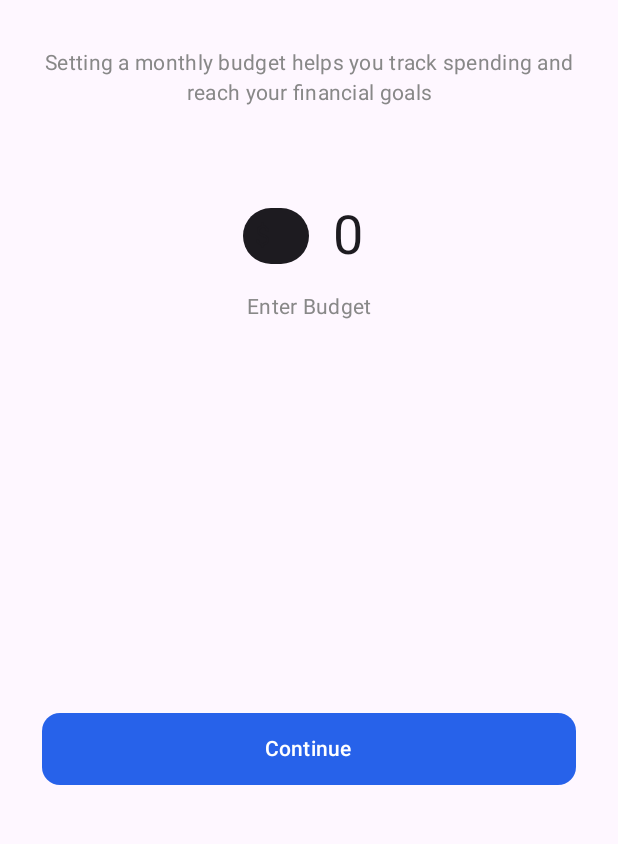
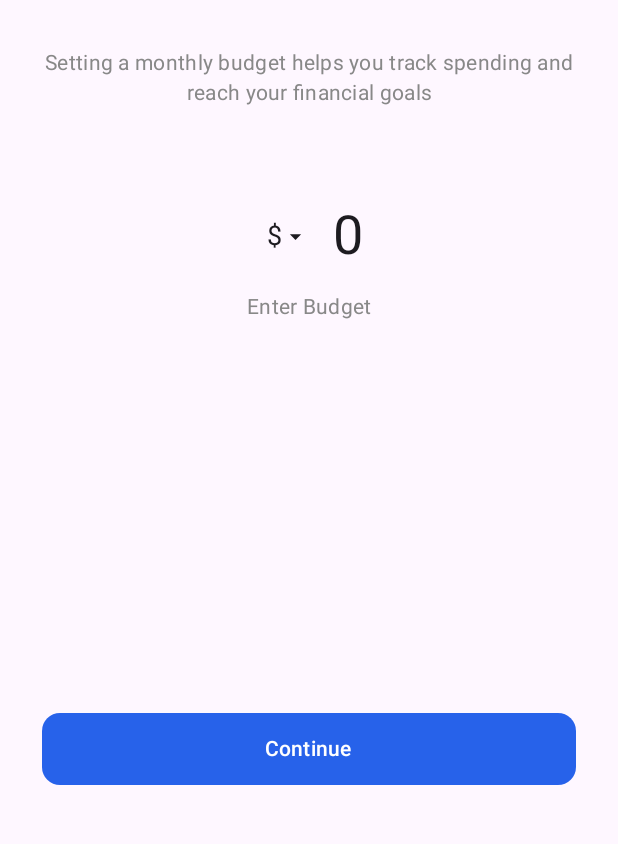
Before and after one commit to lchintha/BudgetIt, an Android app built with Jetpack Compose: the screen it shows after launch (MainActivity), on a phone screen of 412 x 824 dp, the part 373-1217 px from its top. Run offline under Robolectric (Android 15) with nearby library versions, the phone set to English and light mode, and no system bars; our stand-ins replace Room's generated code, livedata-compose.

Commit message:
Welcome screen currency dropdown color issue is fixed.

```diff
--- a/app/src/main/java/com/iquad/budgetit/enterbudget/EnterBudgetScreen.kt
+++ b/app/src/main/java/com/iquad/budgetit/enterbudget/EnterBudgetScreen.kt
@@ -159,7 +159,7 @@ fun BudgetInputField(
                 Box(
                     modifier = Modifier
                         .background(
-                        color = MaterialTheme.colorScheme.onSurface,
+                        color = MaterialTheme.colorScheme.surface,
                         shape = CircleShape
                     )
                 ) {
@@ -167,7 +167,7 @@ fun BudgetInputField(
                         selectedCurrency = selectedCurrency,
                         size = 18,
                         modifier = Modifier.padding(
-                            8.dp
+                            0.dp
                         )
                     )
                 }
```
